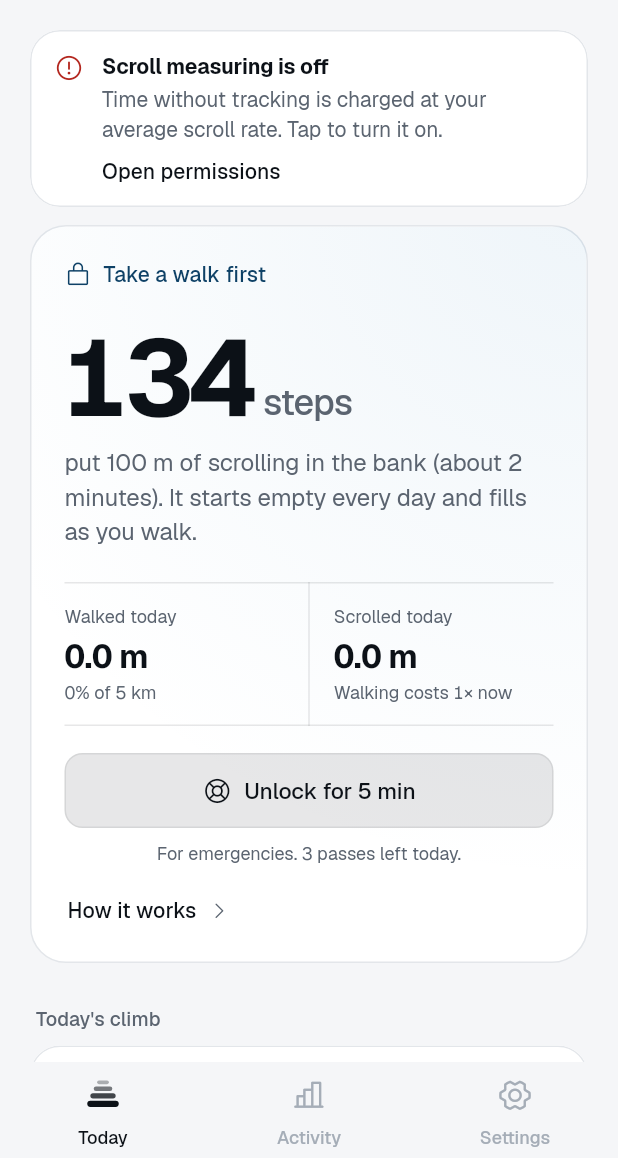
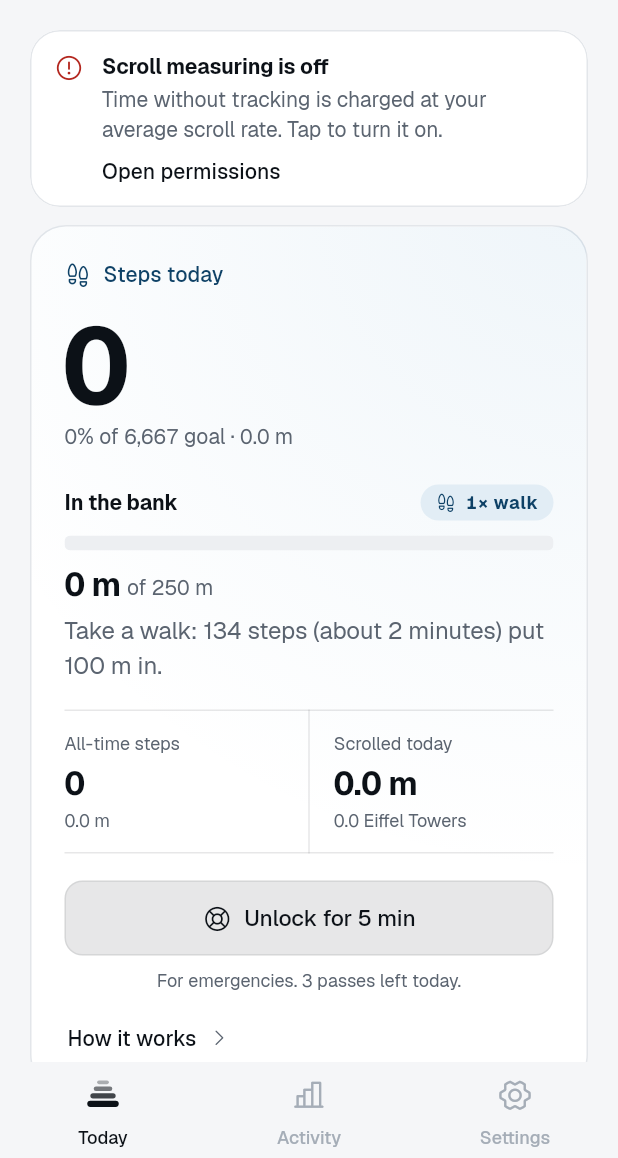
Before and after one commit to lebaaar/doomwalk, a Flutter app: the HomeScreen screen opened directly, on a phone screen of 412 x 824 dp, the part 78-1236 px from its top. Run offline on Flutter 3.47's test engine with Material 3 defaults, Android fonts, the phone set to English and light mode, and no system bars; our stand-ins replace flutter_riverpod, pedometer, permission_handler, share_plus, sqflite; missing offline and left inert: home_widget; accounts and stored records are empty; project files that could hold a hidden picture were left out.

Commit message:
Today: steps first, the bank and its multiplier under them
The big number on Today is now today's steps, with the step goal and distance
under it. Right below sits the bank: "In the bank" with the multiplier chip
("1× walk", tap for what a metre walked adds now), a bar of how full it is,
"133 m of 250 m" (plus what's owed when frozen) and one line on what to do.
The bottom row shows all-time steps next to scrolled today. Step counts get
thousands separators everywhere.

Co-Authored-By: Claude Opus 5.5 <noreply@anthropic.com>
Claude-Session: https://claude.ai/code/session_01GqksnMMaqzuhLtbB8jWPgR

```diff
--- a/lib/core/units.dart
+++ b/lib/core/units.dart
@@ -41,3 +41,14 @@ String formatRound(double m) {
 String formatTimes(double v) => '${_trim(v.toStringAsFixed(1))}×';
 
 String _trim(String s) => s.endsWith('.0') ? s.substring(0, s.length - 2) : s;
+
+/// Whole counts with thousands separators: "182,340".
+String formatCount(int n) {
+  final s = n.abs().toString();
+  final b = StringBuffer(n < 0 ? '-' : '');
+  for (var i = 0; i < s.length; i++) {
+    if (i > 0 && (s.length - i) % 3 == 0) b.write(',');
+    b.write(s[i]);
+  }
+  return b.toString();
+}
--- a/lib/services/controller.dart
+++ b/lib/services/controller.dart
@@ -835,6 +835,12 @@ class DoomWalkController extends ChangeNotifier {
 
   double get kcalToday => kcalForWalk(state.walkedTodayM, config.weightKg);
 
+  /// Steps are only ever walked metres over the stride.
+  int _stepsFor(double metres) => config.strideM <= 0 ? 0 : (metres / config.strideM).round();
+  int get stepsToday => _stepsFor(state.walkedTodayM);
+  int get stepsLifetime => _stepsFor(state.lifetimeWalkedM);
+  int get stepGoal => _stepsFor(config.walkGoalM);
+
   /// Walked metres over the last 7 days, today included.
   double get weekWalkedM =>
       state.walkedTodayM + walkHistory.take(6).fold<double>(0, (s, d) => s + d.$2);
@@ -997,7 +1003,7 @@ String walkMinutes(double metres) {
 /// Steps for [metres] at [strideM]: "133 steps".
 String stepsText(double metres, double strideM) {
   final n = strideM <= 0 ? 0 : (metres / strideM).ceil();
-  return '$n ${n == 1 ? 'step' : 'steps'}';
+  return '${formatCount(n)} ${n == 1 ? 'step' : 'steps'}';
 }
 
 /// The card over an app once the bank is empty: what happened, how many
@@ -1048,5 +1054,5 @@ String walletHeadline({
 }) {
   if (overdraftM < 0.05 && bankM >= 0.5) return (formatRound(bankM), full ? 'bank full' : 'in the bank');
   final n = strideM <= 0 ? 0 : (walkToUnlockM / strideM).ceil();
-  return ('$n', 'steps for ${formatRound(unlocksM)}');
+  return (formatCount(n), 'steps for ${formatRound(unlocksM)}');
 }
--- a/lib/ui/home_screen.dart
+++ b/lib/ui/home_screen.dart
@@ -226,8 +226,9 @@ String _appList(DoomWalkController c, List<String> pkgs) {
 /// Where today stands, from most to least urgent.
 enum _Verdict { walk, unfrozen, empty, full, low, ok }
 
-/// The one card that answers "what now?": a verdict, the number behind it,
-/// and the two things it comes from, walked and scrolled today.
+/// The one card that answers "what now?": today's steps up top, and under
+/// them the bank they filled, how full it is, what a step buys right now and
+/// what to do next.
 class _TodayCard extends StatefulWidget {
   const _TodayCard({required this.c, required this.onOpenActivity});
   final DoomWalkController c;
@@ -262,64 +263,34 @@ class _TodayCardState extends State<_TodayCard> {
     final col = context.colors;
     final owed = c.overdraftM >= 0.05;
     final pass = c.overrideActive;
-    final bank = c.bankM;
-    final cap = c.bankCapM;
-    final unlockM = c.unlockChunkM;
-    final unlockWalk = c.walkToUnlock(unlockM);
-    final fillWalk = c.walkToUnlock(cap);
-    final stride = c.config.strideM;
     final verdict = pass
         ? _Verdict.unfrozen
         : owed
             ? _Verdict.walk
-            : bank < 0.5
+            : c.bankM < 0.5
                 ? _Verdict.empty
                 : c.bankFull
                     ? _Verdict.full
-                    : (bank / cap <= 0.25 ? _Verdict.low : _Verdict.ok);
+                    : (c.bankM / c.bankCapM <= 0.25 ? _Verdict.low : _Verdict.ok);
 
     // Frozen turns the card deep navy in both modes; otherwise it is a plain
     // card.
     final fg = owed ? col.onHero : col.text;
     final muted = owed ? col.onHeroMuted : col.muted;
-    final strong = owed ? col.onHero : col.accent;
-    final apps = c.frostedAppsToday;
-    final which = apps.isEmpty ? 'your restricted apps' : 'apps like ${_appList(c, apps)}';
-
-    final (IconData icon, String status) = switch (verdict) {
-      _Verdict.walk => (Ph.walk, 'Time for a walk'),
-      _Verdict.unfrozen => (Ph.lifebuoy, 'Unlocked for ${_countdown(c)}'),
-      _Verdict.empty => (Ph.lockSimple, 'Take a walk first'),
-      _Verdict.full => (Ph.checkCircle, 'Bank full'),
-      _Verdict.low => (Ph.warningCircle, 'Running low'),
-      _Verdict.ok => (Ph.checkCircle, 'In the bank'),
-    };
-    // Walking asks are in steps; the bank is in metres.
-    final inSteps = verdict == _Verdict.walk || verdict == _Verdict.empty;
-    final value = inSteps ? (stride <= 0 ? 0.0 : (unlockWalk / stride).ceilToDouble()) : bank;
-    final unlocks = formatRound(unlockM);
-    final sentence = switch (verdict) {
-      _Verdict.walk => c.status.serviceConnected
-          ? 'to unlock $unlocks of scrolling (${walkMinutes(unlockWalk)}). Until then, $which stay frozen.'
-          : 'to unlock $unlocks of scrolling. Freezing is paused while scroll measuring is off.',
-      _Verdict.unfrozen => 'in the bank. Scrolling during the pass is free and doesn\'t use it.',
-      _Verdict.empty => 'put $unlocks of scrolling in the bank (${walkMinutes(unlockWalk)}). '
-          'It starts empty every day and fills as you walk.',
-      _Verdict.full => 'to scroll, as much as the bank holds. Walking more adds nothing until you scroll some.',
-      _Verdict.low || _Verdict.ok => 'to scroll. ${stepsText(fillWalk, stride)} would fill it to ${formatRound(cap)}.',
-    };
+    final steps = c.stepsToday;
+    final goalSub = c.walkError != null
+        ? 'Steps aren\'t counted yet'
+        : '${(c.goalProgress * 100).round()}% of ${formatCount(c.stepGoal)} goal · ${formatMetres(c.state.walkedTodayM)}';
 
     // A flat fill lit from the top corner by a soft glow: strong navy while
-    // you owe, a plain card with a hint of frost while scrolling is free.
+    // frozen, a plain card with a hint of frost otherwise.
     final glow = owed ? col.heroTo : col.calmTo;
     return Container(
       clipBehavior: Clip.antiAlias,
       decoration: BoxDecoration(
         borderRadius: BorderRadius.circular(Radii.surface + 4),
         color: owed ? col.heroFrom : col.calmFrom,
-        border: Border.all(
-          color: owed ? col.heroTo.withValues(alpha: 0.22) : col.hairline,
-        ),
+        border: Border.all(color: owed ? col.heroTo.withValues(alpha: 0.22) : col.hairline),
       ),
       child: Material(
         type: MaterialType.transparency,
@@ -338,74 +309,34 @@ class _TodayCardState extends State<_TodayCard> {
             child: Padding(
               padding: const EdgeInsets.fromLTRB(22, 22, 22, 10),
               child: Column(crossAxisAlignment: CrossAxisAlignment.start, children: [
-                AnimatedSwitcher(
-                  duration: const Duration(milliseconds: 250),
-                  layoutBuilder: (current, previous) => Stack(
-                    alignment: AlignmentDirectional.centerStart,
-                    children: [...previous, ?current],
-                  ),
-                  child: _Status(key: ValueKey(verdict), icon: icon, text: status, color: strong),
+                Semantics(
+                  label: '${formatCount(steps)} steps today. $goalSub',
+                  excludeSemantics: true,
+                  child: Column(crossAxisAlignment: CrossAxisAlignment.start, children: [
+                    Row(mainAxisSize: MainAxisSize.min, children: [
+                      Icon(Ph.footprints, size: 18, color: owed ? fg : col.accent),
+                      const SizedBox(width: 8),
+                      Text('Steps today',
+                          style: t.labelLarge?.copyWith(color: owed ? fg : col.accent, fontSize: 14)),
+                    ]),
+                    const SizedBox(height: 14),
+                    TweenAnimationBuilder<double>(
+                      tween: Tween(end: steps.toDouble()),
+                      duration: const Duration(milliseconds: 700),
+                      curve: Curves.easeOutCubic,
+                      builder: (_, v, _) => Text(
+                        formatCount(v.round()),
+                        style: t.displayLarge
+                            ?.copyWith(color: fg, fontSize: 72, letterSpacing: -3.6, fontFeatures: tabular),
+                      ),
+                    ),
+                    const SizedBox(height: 2),
+                    Text(goalSub, style: t.bodyMedium?.merge(numeric).copyWith(color: muted)),
+                  ]),
                 ),
                 const SizedBox(height: 22),
-                Semantics(
-                  label: inSteps
-                      ? '$status. ${value.round()} steps $sentence'
-                      : '$status. ${formatMetres(value)} $sentence',
-                  excludeSemantics: true,
-                  child: Column(crossAxisAlignment: CrossAxisAlignment.start, children: [
-                    TweenAnimationBuilder<double>(
-                        tween: Tween(end: value),
-                        duration: const Duration(milliseconds: 700),
-                        curve: Curves.easeOutCubic,
-                        // Unit follows the animated value, so crossing 1 km
-                        // never shows metres formatted as kilometres.
-                        builder: (_, v, _) {
-                          final km = !inSteps && v >= 999.95;
-                          return Row(
-                            crossAxisAlignment: CrossAxisAlignment.baseline,
-                            textBaseline: TextBaseline.alphabetic,
-                            children: [
-                              Text(
-                                km ? (v / 1000).toStringAsFixed(2) : v.toStringAsFixed(0),
-                                style: t.displayLarge?.copyWith(
-                                    color: fg,
-                                    fontSize: 72,
-                                    letterSpacing: -3.6,
-                                    fontFeatures: tabular),
-                              ),
-                              const SizedBox(width: 6),
-                              Text(inSteps ? 'steps' : (km ? 'km' : 'm'),
-                                  style: t.headlineSmall?.copyWith(color: muted, fontWeight: FontWeight.w500)),
-                            ],
-                          );
-                        },
-                      ),
-                    const SizedBox(height: 10),
-                    Text(sentence, style: t.bodyLarge?.copyWith(color: muted, height: 1.45)),
-                  ]),
-                ),
-                if (!inSteps) ...[
-                  const SizedBox(height: 18),
-                  // The bank as a battery: fills as you walk, drains as you
-                  // scroll.
-                  ExcludeSemantics(
-                    child: ClipRRect(
-                      borderRadius: BorderRadius.circular(3),
-                      child: TweenAnimationBuilder<double>(
-                        tween: Tween(end: cap <= 0 ? 0.0 : (bank / cap).clamp(0.0, 1.0)),
-                        duration: const Duration(milliseconds: 700),
-                        curve: Curves.easeOutCubic,
-                        builder: (_, v, _) => LinearProgressIndicator(
-                          value: v,
-                          minHeight: 6,
-                          color: col.accent,
-                          backgroundColor: col.raised2,
-                        ),
-                      ),
-                    ),
-                  ),
-                ],
-                const SizedBox(height: 22),
+                _BankBlock(c: c, verdict: verdict, fg: fg, muted: muted),
+                const SizedBox(height: 18),
                 _Tally(c: c, fg: fg, muted: muted, onOpenActivity: widget.onOpenActivity),
                 if (owed || verdict == _Verdict.empty || pass) ...[
                   const SizedBox(height: 18),
@@ -437,25 +368,103 @@ String _countdown(DoomWalkController c) {
   return '${s ~/ 60}:${(s % 60).toString().padLeft(2, '0')}';
 }
 
-/// The verdict as a small label above the number.
-class _Status extends StatelessWidget {
-  const _Status({super.key, required this.icon, required this.text, required this.color});
-  final IconData icon;
-  final String text;
-  final Color color;
+/// The bank under today's steps: what a step buys now, how full it is, how
+/// far you can scroll and what to do next.
+class _BankBlock extends StatelessWidget {
+  const _BankBlock({required this.c, required this.verdict, required this.fg, required this.muted});
+  final DoomWalkController c;
+  final _Verdict verdict;
+  final Color fg;
+  final Color muted;
 
   @override
-  Widget build(BuildContext context) => Row(mainAxisSize: MainAxisSize.min, children: [
-        Icon(icon, size: 18, color: color),
-        const SizedBox(width: 8),
-        Text(
-          text,
-          style: Theme.of(context).textTheme.labelLarge?.merge(numeric).copyWith(color: color, fontSize: 14),
+  Widget build(BuildContext context) {
+    final t = Theme.of(context).textTheme;
+    final col = context.colors;
+    final owed = verdict == _Verdict.walk;
+    final bank = c.bankM;
+    final cap = c.bankCapM;
+    final stride = c.config.strideM;
+    final price = c.priceNow;
+    final unlockM = c.unlockChunkM;
+    final unlockWalk = c.walkToUnlock(unlockM);
+    final apps = c.frostedAppsToday;
+    final which = apps.isEmpty ? 'your restricted apps' : _appList(c, apps);
+    final line = switch (verdict) {
+      _Verdict.walk => c.status.serviceConnected
+          ? '$which ${apps.length == 1 ? 'is' : 'are'} frozen. ${stepsText(unlockWalk, stride)} '
+              '(${walkMinutes(unlockWalk)}) unlock ${formatRound(unlockM)}.'
+          : '${stepsText(unlockWalk, stride)} unlock ${formatRound(unlockM)}. '
+              'Freezing is paused while scroll measuring is off.',
+      _Verdict.unfrozen => 'Unlocked for ${_countdown(c)}. Scrolling during the pass is free.',
+      _Verdict.empty =>
+        'Take a walk: ${stepsText(unlockWalk, stride)} (${walkMinutes(unlockWalk)}) put ${formatRound(unlockM)} in.',
+      _Verdict.full => 'Bank full. Walking adds nothing until you scroll some.',
+      _Verdict.low || _Verdict.ok =>
+        'You can scroll ${formatRound(bank)}. ${stepsText(c.walkToUnlock(cap), stride)} fill it up.',
+    };
+    // The multiplier: tinted once walking costs more than 1:1.
+    final dear = price > 1;
+    final chipFg = owed ? fg : (dear ? col.onAccent : col.onAccentContainer);
+    final chipBg = owed ? fg.withValues(alpha: 0.14) : (dear ? col.accent : col.accentContainer);
+    final per = formatMetres(1 / price, decimals: price == 1 ? 0 : 2);
+    return Semantics(
+      label: 'In the bank: ${formatRound(bank)} of ${formatRound(cap)}. Walking costs ${formatTimes(price)}. $line',
+      excludeSemantics: true,
+      child: Column(crossAxisAlignment: CrossAxisAlignment.start, children: [
+        Row(crossAxisAlignment: CrossAxisAlignment.center, children: [
+          Text('In the bank', style: t.titleSmall?.copyWith(color: fg)),
+          const Spacer(),
+          Tooltip(
+            triggerMode: TooltipTriggerMode.tap,
+            showDuration: const Duration(seconds: 5),
+            message: 'Right now 1 m walked adds $per of scrolling. '
+                'Every ${formatRound(c.config.effective.priceStepM)} you scroll today, it takes 1 m more.',
+            child: Container(
+              padding: const EdgeInsets.symmetric(horizontal: 10, vertical: 4),
+              decoration: BoxDecoration(color: chipBg, borderRadius: BorderRadius.circular(999)),
+              child: Row(mainAxisSize: MainAxisSize.min, children: [
+                Icon(Ph.footprints, size: 14, color: chipFg),
+                const SizedBox(width: 6),
+                Text('${formatTimes(price)} walk',
+                    style: t.labelMedium?.merge(numeric).copyWith(color: chipFg, fontWeight: FontWeight.w600)),
+              ]),
+            ),
+          ),
+        ]),
+        const SizedBox(height: 10),
+        ClipRRect(
+          borderRadius: BorderRadius.circular(4),
+          child: TweenAnimationBuilder<double>(
+            tween: Tween(end: cap <= 0 ? 0.0 : (bank / cap).clamp(0.0, 1.0)),
+            duration: const Duration(milliseconds: 700),
+            curve: Curves.easeOutCubic,
+            builder: (_, v, _) => LinearProgressIndicator(
+              value: v,
+              minHeight: 10,
+              color: owed ? fg : col.accent,
+              backgroundColor: owed ? fg.withValues(alpha: 0.14) : col.raised2,
+            ),
+          ),
         ),
-      ]);
+        const SizedBox(height: 8),
+        Row(crossAxisAlignment: CrossAxisAlignment.baseline, textBaseline: TextBaseline.alphabetic, children: [
+          Text(formatRound(bank), style: t.titleLarge?.merge(numeric).copyWith(color: fg)),
+          const SizedBox(width: 4),
+          Text('of ${formatRound(cap)}', style: t.bodyMedium?.merge(numeric).copyWith(color: muted)),
+          if (owed) ...[
+            const Spacer(),
+            Text('${formatRound(c.overdraftM)} owed', style: t.bodyMedium?.merge(numeric).copyWith(color: fg)),
+          ],
+        ]),
+        const SizedBox(height: 6),
+        Text(line, style: t.bodyLarge?.copyWith(color: muted, height: 1.45)),
+      ]),
+    );
+  }
 }
 
-/// Walked and scrolled today, side by side between two hairlines.
+/// All-time steps and scrolled today, side by side between two hairlines.
 class _Tally extends StatelessWidget {
   const _Tally({required this.c, required this.fg, required this.muted, required this.onOpenActivity});
   final DoomWalkController c;
@@ -490,20 +499,14 @@ class _Tally extends StatelessWidget {
       child: IntrinsicHeight(
         child: Row(crossAxisAlignment: CrossAxisAlignment.stretch, children: [
           stat(
-            'Walked today',
-            formatMetres(s.walkedTodayM),
-            c.walkError != null
-                ? 'Steps aren\'t counted'
-                : '${(c.goalProgress * 100).round()}% of ${formatRound(c.config.walkGoalM)}',
+            'All-time steps',
+            formatCount(c.stepsLifetime),
+            formatMetres(s.lifetimeWalkedM),
             onTap: onOpenActivity,
             first: true,
           ),
           VerticalDivider(width: 1, thickness: 1, color: line),
-          stat(
-            'Scrolled today',
-            formatMetres(s.scrolledTodayM),
-            'Walking costs ${formatTimes(c.priceNow)} now',
-          ),
+          stat('Scrolled today', formatMetres(s.scrolledTodayM), nearestText(s.scrolledTodayM)),
         ]),
       ),
     );
--- a/lib/ui/settings_screen.dart
+++ b/lib/ui/settings_screen.dart
@@ -467,9 +467,9 @@ class _DeveloperToolsState extends State<DeveloperTools> {
               icon: const Icon(Ph.footprints, size: 18),
               onPressed: () {
                 c.devAddSteps(n);
-                _done('Added ${_thousands(n)} steps (${formatMetres(n * c.config.strideM)})');
+                _done('Added ${formatCount(n)} steps (${formatMetres(n * c.config.strideM)})');
               },
-              label: Text('+${_thousands(n)}'),
+              label: Text('+${formatCount(n)}'),
             ),
         ]),
       ),
@@ -574,8 +574,6 @@ class _DeveloperToolsState extends State<DeveloperTools> {
     ]);
   }
 }
-
-String _thousands(int n) => n >= 1000 ? '${n ~/ 1000},${(n % 1000).toString().padLeft(3, '0')}' : '$n';
 
 // --------------------------------------------------------------- widgets
 
```
Also changed, not shown: 11 other files.
